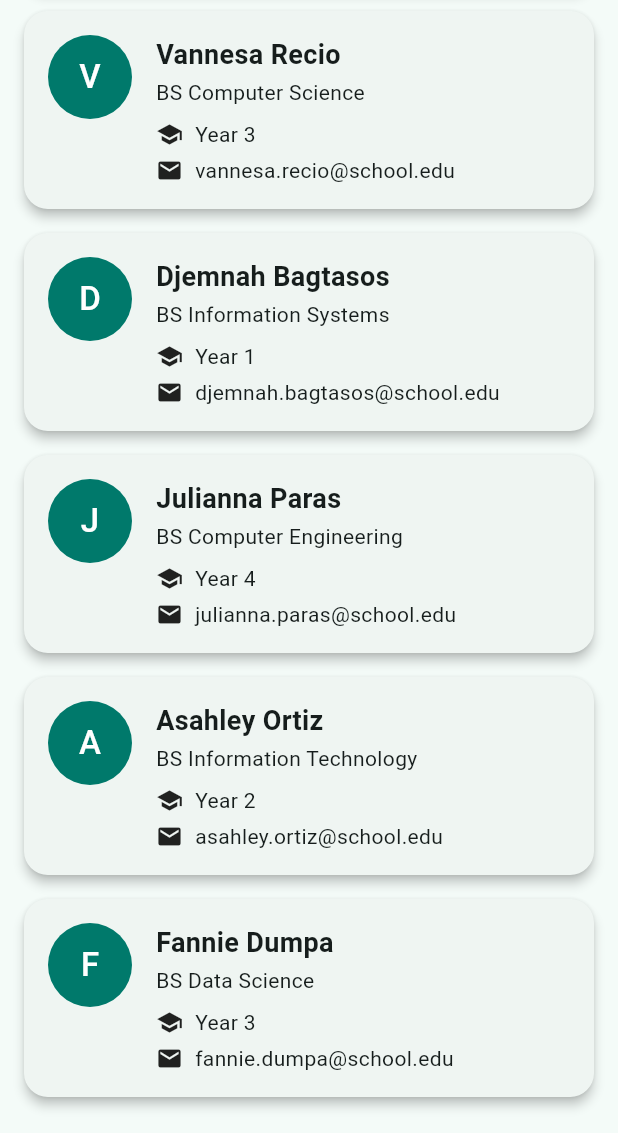
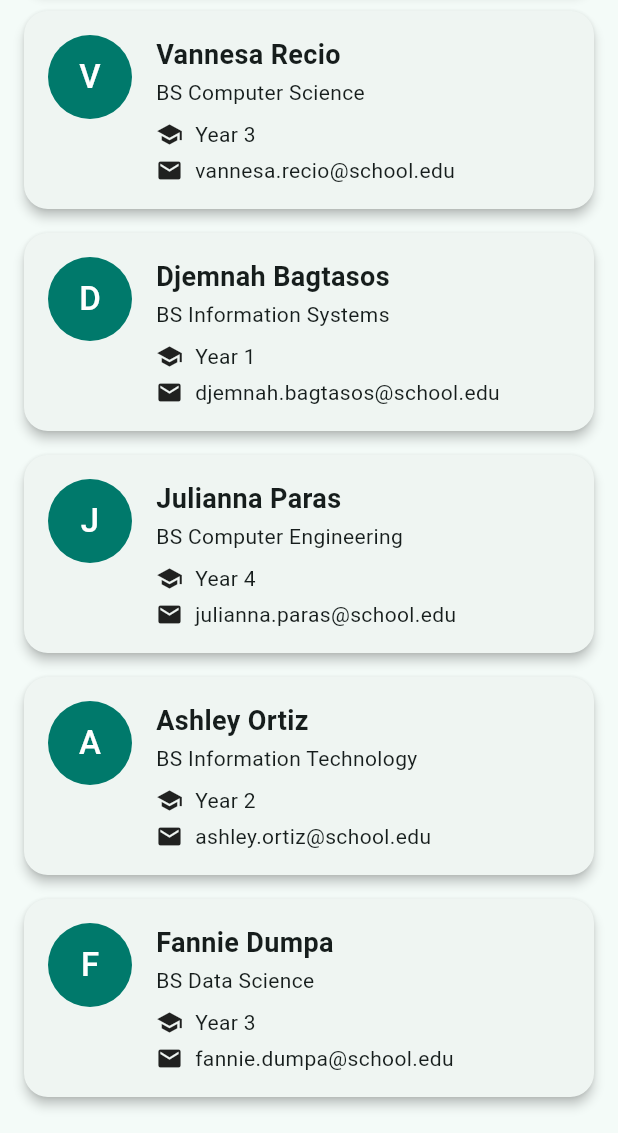
Before and after one commit to viaescobido/stateless_lab_escobido, a Flutter app: the screen it shows after launch, scrolled down 203 dp, on a phone screen of 412 x 824 dp, the part 103-1236 px from its top. Run offline on Flutter 3.47's test engine with Material 3 defaults, Android fonts, the phone set to English and light mode, and no system bars.

```diff
--- a/lib/main.dart
+++ b/lib/main.dart
@@ -48,10 +48,10 @@ const List<Student> students = [
     email: 'julianna.paras@school.edu',
   ),
   Student(
-    name: 'Asahley Ortiz',
+    name: 'Ashley Ortiz',
     course: 'BS Information Technology',
     yearLevel: 2,
-    email: 'asahley.ortiz@school.edu',
+    email: 'ashley.ortiz@school.edu',
   ),
   Student(
     name: 'Fannie Dumpa',
```
